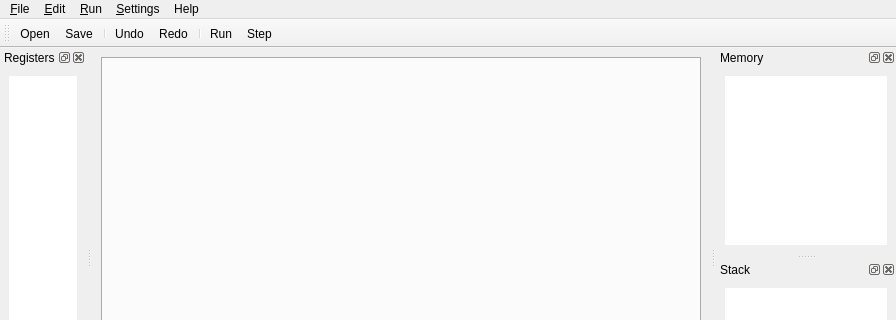
Before: the Qt Designer form ui/mainwindow.ui in barrachi/qtarmsim, drawn with Qt 5; both pictures show x 0 to 896 and y 0 to 320 of the 896 by 601 pixel window.
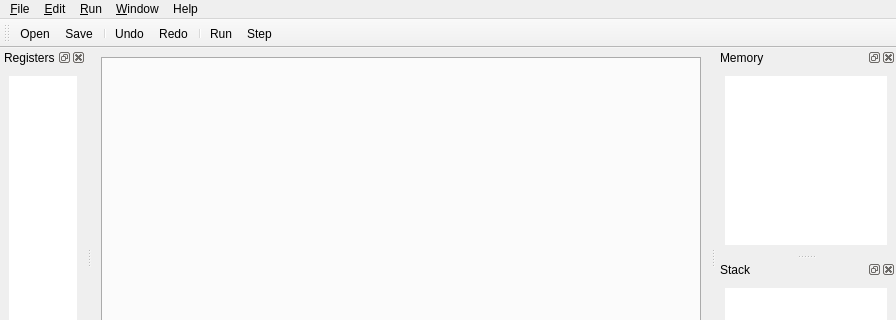
After: the same form once the commit is applied. Icons and pictures are not drawn. Custom widgets are drawn as their Qt base class.

```diff
--- a/ui/mainwindow.ui
+++ b/ui/mainwindow.ui
@@ -6,7 +6,7 @@
    <rect>
     <x>0</x>
     <y>0</y>
-    <width>847</width>
+    <width>880</width>
     <height>597</height>
    </rect>
   </property>
@@ -87,7 +87,7 @@
     <rect>
      <x>0</x>
      <y>0</y>
-     <width>847</width>
+     <width>880</width>
      <height>21</height>
     </rect>
    </property>
@@ -128,9 +128,9 @@
     <addaction name="actionAbout_Qt_ArmSim"/>
     <addaction name="actionAbout_ArmSim"/>
    </widget>
-   <widget class="QMenu" name="menu_Settings">
+   <widget class="QMenu" name="menu_Window">
     <property name="title">
-     <string>&amp;Settings</string>
+     <string>&amp;Window</string>
     </property>
     <addaction name="actionShow_Statusbar"/>
     <addaction name="actionShow_Toolbar"/>
@@ -159,7 +159,7 @@
    <addaction name="menuFile"/>
    <addaction name="menu_Edit"/>
    <addaction name="menuRun"/>
-   <addaction name="menu_Settings"/>
+   <addaction name="menu_Window"/>
    <addaction name="menuHelp"/>
   </widget>
   <widget class="QStatusBar" name="statusBar"/>
```
